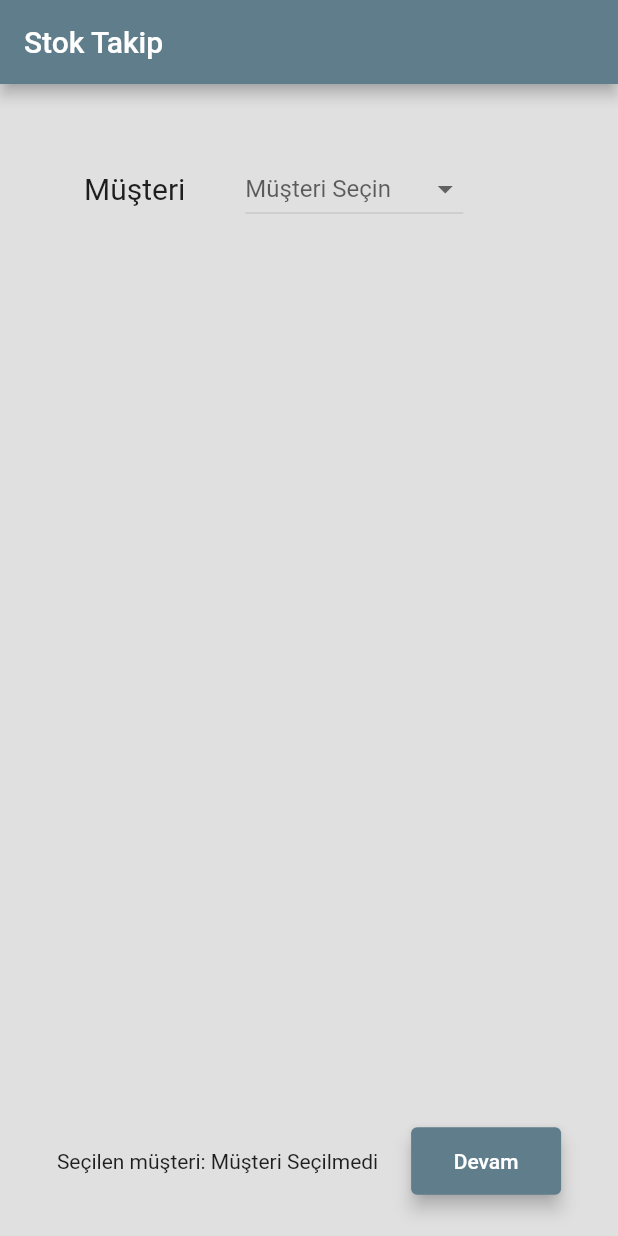
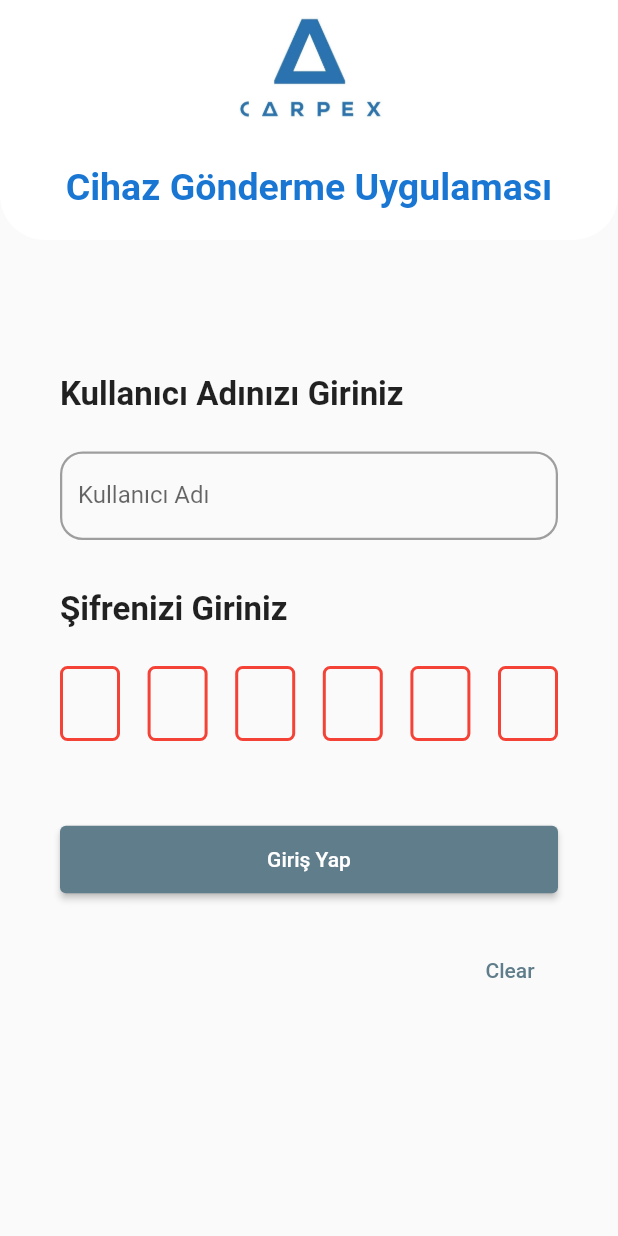
Before and after one commit to ebrarkeles/carpex_stok_takibi, a Flutter app: the screen it shows after launch, on a phone screen of 412 x 824 dp. Run offline on Flutter 3.47's test engine with Material 2 defaults, Android fonts, the light colour scheme and no system bars; drawn by our look-alikes of pin_code_fields; our stand-ins replace get; missing offline and left inert: flutter_barcode_scanner.

Commit message:
[v.0.0.2]

```diff
--- a/lib/main.dart
+++ b/lib/main.dart
@@ -1,4 +1,5 @@
 import 'package:carpex_stok_takibi/constants/constants.dart';
+import 'package:carpex_stok_takibi/page/login_page.dart';
 import 'package:carpex_stok_takibi/page/qr_device_list_page.dart';
 import 'package:flutter/material.dart';
 
@@ -17,7 +18,7 @@ class MyApp extends StatelessWidget {
       theme: ThemeData(
         primarySwatch: Colors.blueGrey,
       ),
-      home: const MyHomePage(),
+      home: const LoginPage(),
     );
   }
 }
--- /dev/null
+++ b/lib/page/login_page.dart
@@ -0,0 +1,201 @@
+import 'package:carpex_stok_takibi/main.dart';
+import 'package:flutter/material.dart';
+import 'package:pin_code_fields/pin_code_fields.dart';
+
+class LoginPage extends StatefulWidget {
+  const LoginPage({super.key});
+
+  @override
+  State<LoginPage> createState() => _LoginPageState();
+}
+
+class _LoginPageState extends State<LoginPage> {
+  final TextEditingController _usernameController = TextEditingController();
+  final TextEditingController _passwordController = TextEditingController();
+
+  String _errorMessage = '';
+  String errorPasswordMessage = "";
+
+  void _login() {
+    final String username = _usernameController.text.trim();
+    final String password = _passwordController.text.trim();
+
+    if (username == 'admin' && password == '123456') {
+      Navigator.pushReplacement(
+        context,
+        MaterialPageRoute(builder: (context) => MyHomePage()),
+      );
+    } else {
+      setState(() {
+        _errorMessage =
+            'Hatalı kullanıcı adı veya şifre. Lütfen kontrol ediniz.';
+      });
+    }
+  }
+
+  @override
+  Widget build(BuildContext context) {
+    bool hasError = false;
+
+    return SafeArea(
+      child: Scaffold(
+        resizeToAvoidBottomInset: false,
+        body: Column(
+          children: [
+            ClipRRect(
+              borderRadius:
+                  const BorderRadius.vertical(bottom: Radius.circular(30)),
+              child: Column(
+                children: [
+                  Container(
+                    height: 90,
+                    width: MediaQuery.of(context).size.width,
+                    decoration: const BoxDecoration(
+                      color: Colors.white,
+                      image: DecorationImage(
+                          image:
+                              AssetImage("assets/images/carpex_koku_logo.png"),
+                          alignment: Alignment.center),
+                    ),
+                  ),
+                  Container(
+                    color: Colors.white,
+                    height: 70,
+                    width: MediaQuery.of(context).size.width,
+                    child: Align(
+                        alignment: Alignment.center,
+                        child: Text("Cihaz Gönderme Uygulaması",
+                            style: TextStyle(
+                                fontSize: 25,
+                                color: Colors.blue[700],
+                                fontWeight: FontWeight.bold))),
+                  )
+                ],
+              ),
+            ),
+            Padding(
+              padding: const EdgeInsets.all(40),
+              child: Align(
+                alignment: Alignment.centerLeft,
+                child: Column(
+                  crossAxisAlignment: CrossAxisAlignment.start,
+                  children: [
+                    const SizedBox(height: 50),
+                    const Text("Kullanıcı Adınızı Giriniz",
+                        style: TextStyle(
+                            fontSize: 22, fontWeight: FontWeight.bold)),
+                    const SizedBox(height: 25),
+                    TextFormField(
+                      controller: _usernameController,
+                      decoration: InputDecoration(
+                        enabledBorder: OutlineInputBorder(
+                          borderSide:
+                              BorderSide(width: 1.5, color: Colors.grey),
+                          borderRadius: BorderRadius.circular(15.0),
+                        ),
+                        labelText: 'Kullanıcı Adı',
+                      ),
+                    ),
+                    const SizedBox(height: 33),
+                    const Text("Şifrenizi Giriniz",
+                        style: TextStyle(
+                            fontSize: 22, fontWeight: FontWeight.bold)),
+                    const SizedBox(height: 25),
+                    PinCodeTextField(
+                      appContext: context,
+                      obscureText: true,
+                      obscuringCharacter: "*",
+                      controller: _passwordController,
+                      blinkWhenObscuring: true,
+                      length: 6,
+                      validator: (v) {
+                        if (v!.length < 3) {
+                          return "Şifre 3 basamaktan az olamaz";
+                        } else {
+                          return null;
+                        }
+                      },
+                      onChanged: (value) {
+                        debugPrint(value);
+
+                        setState(() {
+                          hasError = false;
+                        });
+                      },
+                      onCompleted: (value) {
+                        // Şifre girişi tamamlandığında yapılacak işlemler burada gerçekleştirilebilir
+                        // Örneğin, şifreyi doğrulama, API isteği, oturum açma işlemi vb.
+                        if (value != '123456') {
+                          setState(() {
+                            hasError = true;
+                            errorPasswordMessage = 'Hatalı şifre';
+                          });
+                        } else {
+                          // Şifre doğru olduğunda yapılacak işlemler
+                        }
+                      },
+                      keyboardType: TextInputType.number,
+                      pinTheme: PinTheme(
+                        shape: PinCodeFieldShape.box,
+                        borderRadius: BorderRadius.circular(5),
+                        fieldHeight: 50,
+                        fieldWidth: 40,
+                        activeFillColor: Colors.white,
+                      ),
+                    ),
+                    Visibility(
+                      visible: hasError,
+                      child: Text(
+                        errorPasswordMessage,
+                        style: TextStyle(color: Colors.red),
+                      ),
+                    ),
+                    const SizedBox(height: 25),
+                    Padding(
+                      padding: const EdgeInsets.symmetric(horizontal: 30.0),
+                      child: Text(
+                        hasError
+                            ? "*Lütfen tüm hücreleri düzgün bir şekilde doldurun"
+                            : "",
+                        style: const TextStyle(
+                          color: Colors.red,
+                          fontSize: 12,
+                          fontWeight: FontWeight.w400,
+                        ),
+                      ),
+                    ),
+                    Align(
+                      alignment: Alignment.center,
+                      child: ElevatedButton(
+                        style: ElevatedButton.styleFrom(
+                            minimumSize: Size(350, 45)),
+                        onPressed: () {
+                          _login();
+                        },
+                        child: Text('Giriş Yap'),
+                      ),
+                    ),
+                    SizedBox(height: 10),
+                    Text(
+                      _errorMessage,
+                      style: TextStyle(color: Colors.red),
+                    ),
+                    Align(
+                      alignment: Alignment.centerRight,
+                      child: TextButton(
+                        child: const Text("Clear"),
+                        onPressed: () {
+                          _passwordController.clear();
+                        },
+                      ),
+                    ),
+                  ],
+                ),
+              ),
+            )
+          ],
+        ),
+      ),
+    );
+  }
+}
--- a/pubspec.yaml
+++ b/pubspec.yaml
@@ -36,6 +36,7 @@ dependencies:
   cupertino_icons: ^1.0.2
   get: ^4.6.5
   flutter_barcode_scanner: ^2.0.0
+  pin_code_fields: ^7.4.0
 
 dev_dependencies:
   flutter_test:
@@ -60,9 +61,8 @@ flutter:
   uses-material-design: true
 
   # To add assets to your application, add an assets section, like this:
-  # assets:
-  #   - images/a_dot_burr.jpeg
-  #   - images/a_dot_ham.jpeg
+  assets:
+    - assets/images/
 
   # An image asset can refer to one or more resolution-specific "variants", see
   # https://flutter.dev/assets-and-images/#resolution-aware
```
Also changed, not shown: lib/page/finish_page.dart (added, +11 -0 lines), lib/page/okutma_sayfasi.dart (+1 -99 lines), lib/page/qr_device_list_page.dart (+42 -1 lines), assets/images/carpex_koku_logo.png (added), pubspec.lock.
